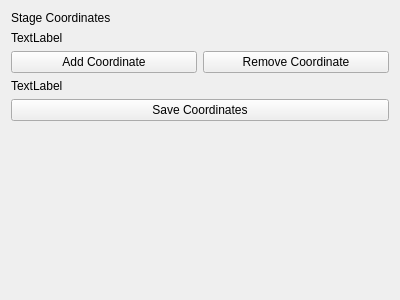
This is openlm/ui/qt/OpenLMCoordinateWidget.ui in DeMarcoLab/openCLEM as Qt 5 draws it before an edit. The edited form follows.
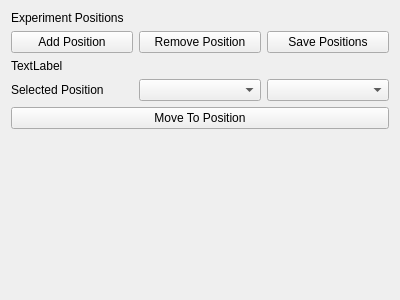
This is the edited form.

Commit message: exp management + coordinate positions

Diff of the .ui file:
```diff
--- a/openlm/ui/qt/OpenLMCoordinateWidget.ui
+++ b/openlm/ui/qt/OpenLMCoordinateWidget.ui
@@ -14,49 +14,38 @@
    <string>Form</string>
   </property>
   <layout class="QGridLayout" name="gridLayout">
-   <item row="2" column="0">
-    <widget class="QPushButton" name="pushButton_add_coordinate">
+   <item row="7" column="0" colspan="3">
+    <widget class="QPushButton" name="pushButton_move_to_position">
      <property name="text">
-      <string>Add Coordinate</string>
-     </property>
-    </widget>
-   </item>
-   <item row="0" column="0">
-    <widget class="QLabel" name="label_title">
-     <property name="text">
-      <string>Stage Coordinates</string>
-     </property>
-    </widget>
-   </item>
-   <item row="1" column="0">
-    <widget class="QLabel" name="label_current_position">
-     <property name="text">
-      <string>TextLabel</string>
+      <string>Move To Position</string>
      </property>
     </widget>
    </item>
    <item row="2" column="1">
     <widget class="QPushButton" name="pushButton_remove_coordinate">
      <property name="text">
-      <string>Remove Coordinate</string>
+      <string>Remove Position</string>
      </property>
     </widget>
    </item>
-   <item row="4" column="0" colspan="2">
-    <widget class="QPushButton" name="pushButton_save_coordinate">
+   <item row="0" column="0">
+    <widget class="QLabel" name="label_title">
      <property name="text">
-      <string>Save Coordinates</string>
+      <string>Experiment Positions</string>
      </property>
     </widget>
    </item>
-   <item row="3" column="0" colspan="2">
-    <widget class="QLabel" name="label_coordinate_list">
+   <item row="6" column="1">
+    <widget class="QComboBox" name="comboBox_move_to_system"/>
+   </item>
+   <item row="2" column="0">
+    <widget class="QPushButton" name="pushButton_add_coordinate">
      <property name="text">
-      <string>TextLabel</string>
+      <string>Add Position</string>
      </property>
     </widget>
    </item>
-   <item row="5" column="0" colspan="2">
+   <item row="9" column="0" colspan="2">
     <spacer name="verticalSpacer">
      <property name="orientation">
       <enum>Qt::Vertical</enum>
@@ -69,6 +58,30 @@
      </property>
     </spacer>
    </item>
+   <item row="6" column="2">
+    <widget class="QComboBox" name="comboBox_positions"/>
+   </item>
+   <item row="6" column="0">
+    <widget class="QLabel" name="label_position_list">
+     <property name="text">
+      <string>Selected Position</string>
+     </property>
+    </widget>
+   </item>
+   <item row="2" column="2">
+    <widget class="QPushButton" name="pushButton_save_coordinate">
+     <property name="text">
+      <string>Save Positions</string>
+     </property>
+    </widget>
+   </item>
+   <item row="3" column="0" colspan="3">
+    <widget class="QLabel" name="label_coordinate_list">
+     <property name="text">
+      <string>TextLabel</string>
+     </property>
+    </widget>
+   </item>
   </layout>
  </widget>
  <resources/>
```
The commit also changes 8 other files.
